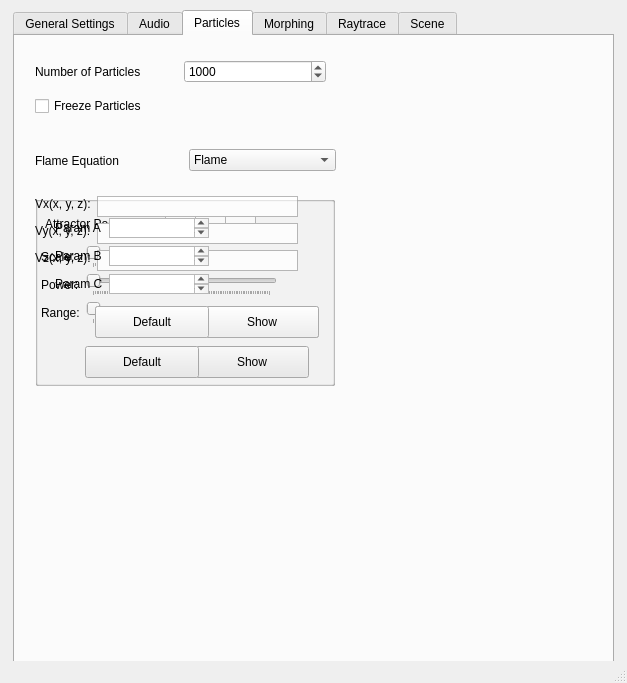
The window that src/Qt/mainwindow.ui (UMLComputerGraphics/GraphicsProject) describes before a commit, drawn with Qt 5.
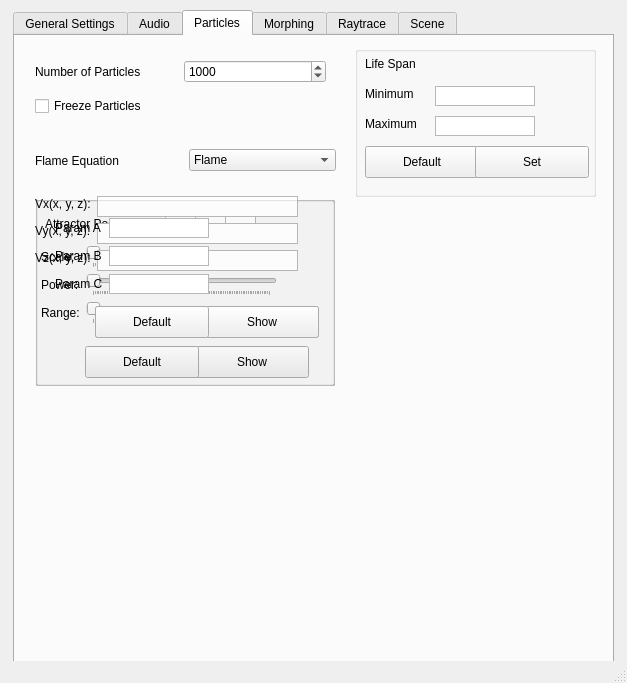
The same window after the commit. The open tabs and pages were chosen to show the change.

Commit message: Added particle lifespan controls to UI

What changed in the file:
```diff
--- a/src/Qt/mainwindow.ui
+++ b/src/Qt/mainwindow.ui
@@ -1154,6 +1154,12 @@
             <height>20</height>
            </size>
           </property>
+          <property name="verticalScrollBarPolicy">
+           <enum>Qt::ScrollBarAlwaysOff</enum>
+          </property>
+          <property name="horizontalScrollBarPolicy">
+           <enum>Qt::ScrollBarAlwaysOff</enum>
+          </property>
          </widget>
         </item>
         <item row="1" column="0">
@@ -1177,6 +1183,12 @@
             <height>20</height>
            </size>
           </property>
+          <property name="verticalScrollBarPolicy">
+           <enum>Qt::ScrollBarAlwaysOff</enum>
+          </property>
+          <property name="horizontalScrollBarPolicy">
+           <enum>Qt::ScrollBarAlwaysOff</enum>
+          </property>
          </widget>
         </item>
         <item row="2" column="0">
@@ -1200,11 +1212,151 @@
             <height>20</height>
            </size>
           </property>
+          <property name="verticalScrollBarPolicy">
+           <enum>Qt::ScrollBarAlwaysOff</enum>
+          </property>
+          <property name="horizontalScrollBarPolicy">
+           <enum>Qt::ScrollBarAlwaysOff</enum>
+          </property>
          </widget>
         </item>
        </layout>
       </widget>
      </widget>
+     <widget class="QGroupBox" name="lifeSpanGroup">
+      <property name="geometry">
+       <rect>
+        <x>340</x>
+        <y>10</y>
+        <width>241</width>
+        <height>151</height>
+       </rect>
+      </property>
+      <property name="title">
+       <string/>
+      </property>
+      <widget class="QLabel" name="lifeSpanLabel">
+       <property name="geometry">
+        <rect>
+         <x>10</x>
+         <y>10</y>
+         <width>91</width>
+         <height>16</height>
+        </rect>
+       </property>
+       <property name="text">
+        <string>Life Span</string>
+       </property>
+      </widget>
+      <widget class="QLabel" name="minLifeLabel">
+       <property name="geometry">
+        <rect>
+         <x>10</x>
+         <y>40</y>
+         <width>71</width>
+         <height>16</height>
+        </rect>
+       </property>
+       <property name="text">
+        <string>Minimum</string>
+       </property>
+      </widget>
+      <widget class="QLabel" name="maxLifeLabel">
+       <property name="geometry">
+        <rect>
+         <x>10</x>
+         <y>70</y>
+         <width>71</width>
+         <height>16</height>
+        </rect>
+       </property>
+       <property name="text">
+        <string>Maximum</string>
+       </property>
+      </widget>
+      <widget class="QPlainTextEdit" name="minLifeInput">
+       <property name="geometry">
+        <rect>
+         <x>80</x>
+         <y>40</y>
+         <width>100</width>
+         <height>20</height>
+        </rect>
+       </property>
+       <property name="minimumSize">
+        <size>
+         <width>100</width>
+         <height>20</height>
+        </size>
+       </property>
+       <property name="maximumSize">
+        <size>
+         <width>100</width>
+         <height>20</height>
+        </size>
+       </property>
+       <property name="verticalScrollBarPolicy">
+        <enum>Qt::ScrollBarAlwaysOff</enum>
+       </property>
+       <property name="horizontalScrollBarPolicy">
+        <enum>Qt::ScrollBarAlwaysOff</enum>
+       </property>
+      </widget>
+      <widget class="QPlainTextEdit" name="maxLifeInput">
+       <property name="geometry">
+        <rect>
+         <x>80</x>
+         <y>70</y>
+         <width>100</width>
+         <height>20</height>
+        </rect>
+       </property>
+       <property name="minimumSize">
+        <size>
+         <width>100</width>
+         <height>20</height>
+        </size>
+       </property>
+       <property name="maximumSize">
+        <size>
+         <width>100</width>
+         <height>20</height>
+        </size>
+       </property>
+       <property name="verticalScrollBarPolicy">
+        <enum>Qt::ScrollBarAlwaysOff</enum>
+       </property>
+       <property name="horizontalScrollBarPolicy">
+        <enum>Qt::ScrollBarAlwaysOff</enum>
+       </property>
+      </widget>
+      <widget class="QPushButton" name="defaultLifespansButton">
+       <property name="geometry">
+        <rect>
+         <x>10</x>
+         <y>100</y>
+         <width>114</width>
+         <height>32</height>
+        </rect>
+       </property>
+       <property name="text">
+        <string>Default</string>
+       </property>
+      </widget>
+      <widget class="QPushButton" name="setLifespansButton">
+       <property name="geometry">
+        <rect>
+         <x>120</x>
+         <y>100</y>
+         <width>114</width>
+         <height>32</height>
+        </rect>
+       </property>
+       <property name="text">
+        <string>Set</string>
+       </property>
+      </widget>
+     </widget>
     </widget>
     <widget class="QWidget" name="morphingTab">
      <attribute name="title">
```
Left out of the diff: 2 changed lines with no effect on the pictures. The commit also changes 9 other files.
